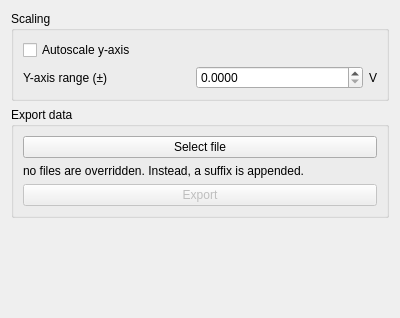
Qt form linien/gui/ui/view_panel.ui (linien-org/linien) before a commit.
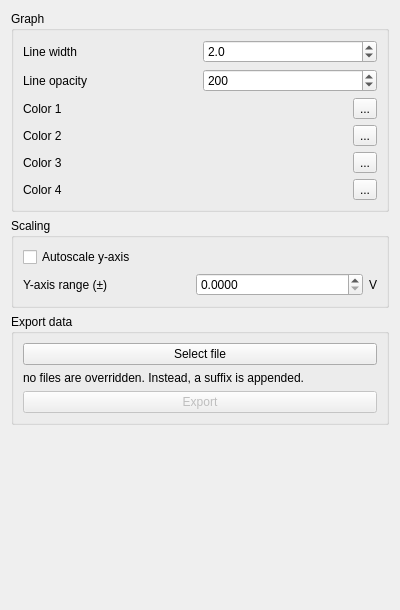
The same form after that commit.

Commit message: allow custom colors, import / export of parameters

What changed in the file:
```diff
--- a/linien/gui/ui/view_panel.ui
+++ b/linien/gui/ui/view_panel.ui
@@ -7,13 +7,200 @@
     <x>0</x>
     <y>0</y>
     <width>400</width>
-    <height>318</height>
+    <height>610</height>
    </rect>
   </property>
   <property name="windowTitle">
    <string>Form</string>
   </property>
   <layout class="QVBoxLayout" name="verticalLayout">
+   <item>
+    <widget class="QGroupBox" name="groupBox">
+     <property name="title">
+      <string>Graph</string>
+     </property>
+     <layout class="QVBoxLayout" name="verticalLayout_2">
+      <item>
+       <layout class="QHBoxLayout" name="horizontalLayout">
+        <item>
+         <widget class="QLabel" name="label">
+          <property name="text">
+           <string>Line width</string>
+          </property>
+         </widget>
+        </item>
+        <item>
+         <widget class="QDoubleSpinBox" name="plot_line_width">
+          <property name="decimals">
+           <number>1</number>
+          </property>
+          <property name="minimum">
+           <double>0.100000000000000</double>
+          </property>
+          <property name="maximum">
+           <double>10.000000000000000</double>
+          </property>
+          <property name="singleStep">
+           <double>0.100000000000000</double>
+          </property>
+          <property name="value">
+           <double>2.000000000000000</double>
+          </property>
+         </widget>
+        </item>
+       </layout>
+      </item>
+      <item>
+       <layout class="QHBoxLayout" name="horizontalLayout_6">
+        <item>
+         <widget class="QLabel" name="label_2">
+          <property name="text">
+           <string>Line opacity</string>
+          </property>
+         </widget>
+        </item>
+        <item>
+         <widget class="QSpinBox" name="plot_line_opacity">
+          <property name="maximum">
+           <number>255</number>
+          </property>
+          <property name="value">
+           <number>200</number>
+          </property>
+         </widget>
+        </item>
+       </layout>
+      </item>
+      <item>
+       <layout class="QHBoxLayout" name="horizontalLayout_4">
+        <item>
+         <widget class="QLabel" name="label_6">
+          <property name="text">
+           <string>Color 1</string>
+          </property>
+         </widget>
+        </item>
+        <item>
+         <widget class="QLabel" name="display_color_0">
+          <property name="maximumSize">
+           <size>
+            <width>50</width>
+            <height>16777215</height>
+           </size>
+          </property>
+          <property name="text">
+           <string/>
+          </property>
+         </widget>
+        </item>
+        <item>
+         <widget class="QToolButton" name="edit_color_0">
+          <property name="text">
+           <string>...</string>
+          </property>
+          <property name="arrowType">
+           <enum>Qt::NoArrow</enum>
+          </property>
+         </widget>
+        </item>
+       </layout>
+      </item>
+      <item>
+       <layout class="QHBoxLayout" name="horizontalLayout_3">
+        <item>
+         <widget class="QLabel" name="label_4">
+          <property name="text">
+           <string>Color 2</string>
+          </property>
+         </widget>
+        </item>
+        <item>
+         <widget class="QLabel" name="display_color_1">
+          <property name="maximumSize">
+           <size>
+            <width>50</width>
+            <height>16777215</height>
+           </size>
+          </property>
+          <property name="text">
+           <string/>
+          </property>
+         </widget>
+        </item>
+        <item>
+         <widget class="QToolButton" name="edit_color_1">
+          <property name="text">
+           <string>...</string>
+          </property>
+         </widget>
+        </item>
+       </layout>
+      </item>
+      <item>
+       <layout class="QHBoxLayout" name="horizontalLayout_2">
+        <item>
+         <widget class="QLabel" name="label_3">
+          <property name="text">
+           <string>Color 3</string>
+          </property>
+         </widget>
+        </item>
+        <item>
+         <widget class="QLabel" name="display_color_2">
+          <property name="maximumSize">
+           <size>
+            <width>50</width>
+            <height>16777215</height>
+           </size>
+          </property>
+          <property name="text">
+           <string/>
+          </property>
+         </widget>
+        </item>
+        <item>
+         <widget class="QToolButton" name="edit_color_2">
+          <property name="text">
+           <string>...</string>
+          </property>
+         </widget>
+        </item>
+       </layout>
+      </item>
+      <item>
+       <layout class="QHBoxLayout" name="horizontalLayout_5">
+        <item>
+         <widget class="QLabel" name="color_3">
+          <property name="text">
+           <string>Color 4</string>
+          </property>
+         </widget>
+        </item>
+        <item>
+         <widget class="QLabel" name="display_color_3">
+          <property name="maximumSize">
+           <size>
+            <width>50</width>
+            <height>16777215</height>
+           </size>
+          </property>
+          <property name="text">
+           <string/>
+          </property>
+         </widget>
+        </item>
+        <item>
+         <widget class="QToolButton" name="edit_color_3">
+          <property name="text">
+           <string>...</string>
+          </property>
+         </widget>
+        </item>
+       </layout>
+      </item>
+     </layout>
+    </widget>
+   </item>
    <item>
     <widget class="QGroupBox" name="groupBox_10">
      <property name="sizePolicy">
@@ -97,6 +284,9 @@
       </item>
       <item>
        <widget class="QLabel" name="label_10">
+        <property name="styleSheet">
+         <string notr="true"/>
+        </property>
         <property name="text">
          <string>no files are overridden. Instead, a suffix is appended.</string>
         </property>
```
The commit also changes 7 other files.
